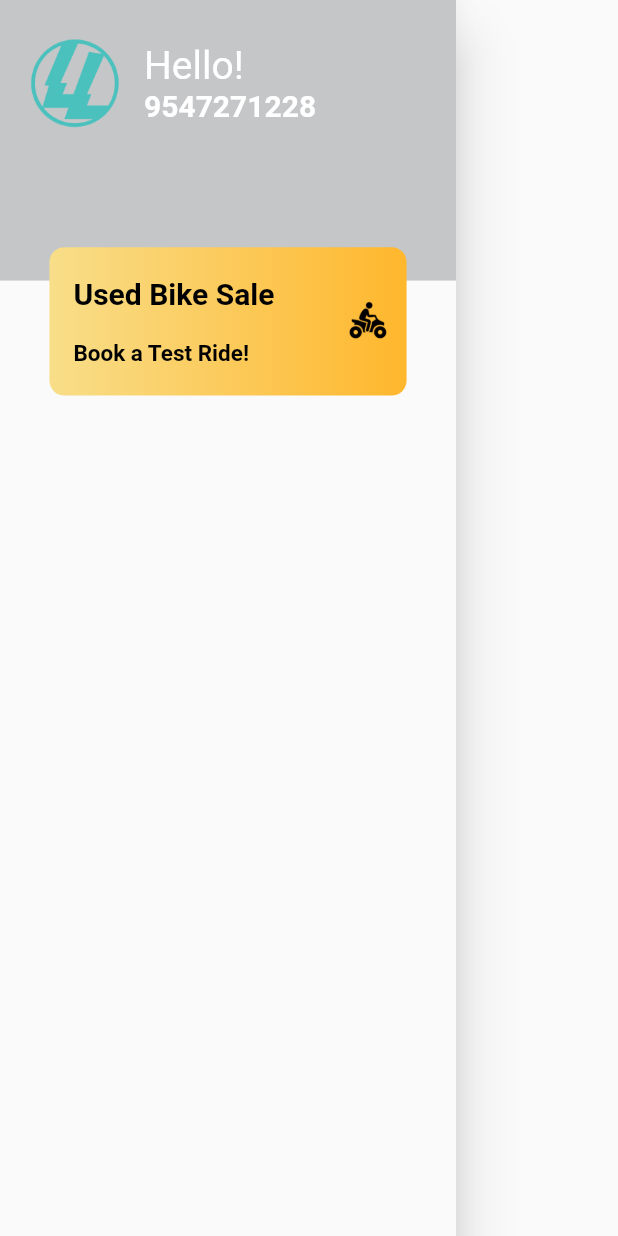
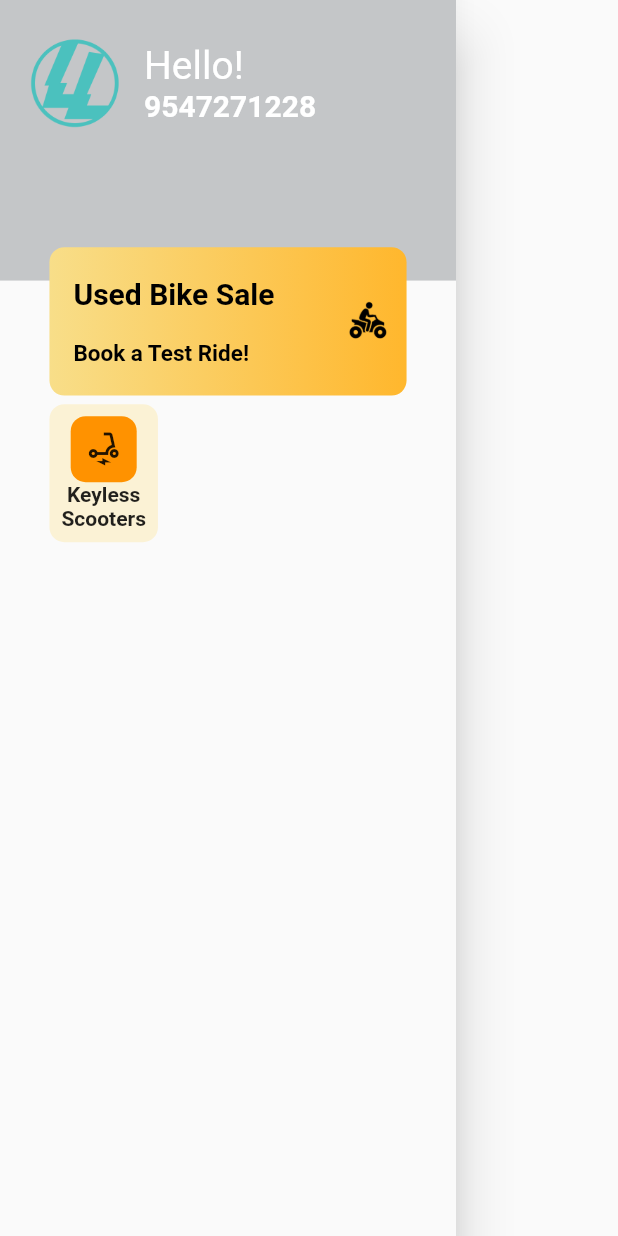
Before and after one commit to prabhunath111/ui_design_micelio, a Flutter app: the MapDrawer widget shown alone on an empty page, opened directly, on a phone screen of 412 x 824 dp. Run offline on Flutter 3.47's test engine with Material 2 defaults, Android fonts, the phone set to English and light mode, and no system bars; our stand-ins replace google_maps_flutter.

Commit message:
working on drawer

```diff
--- a/lib/screens/map/map_drawer.dart
+++ b/lib/screens/map/map_drawer.dart
@@ -1,5 +1,6 @@
 import 'package:flutter/material.dart';
 import 'package:ui_design_demo/screens/map/floating_text_column.dart';
+import 'package:ui_design_demo/screens/map/widgets/ImageTextColumn.dart';
 
 class MapDrawer extends StatefulWidget {
   @override
@@ -50,6 +51,10 @@ class _MapDrawerState extends State<MapDrawer> {
               ),
               decoration: BoxDecoration(color: Color(0xFFC4C6C8)),
             ),
+            SizedBox(
+              height: screenHeight * 0.1
+            ),
+            ImageTextColumn(),
           ],
         ),
         ),
@@ -78,7 +83,7 @@ class _MapDrawerState extends State<MapDrawer> {
               ],
             ),
           ),
-        )
+        ),
       ],
     );
   }
--- /dev/null
+++ b/lib/screens/map/widgets/ImageTextColumn.dart
@@ -0,0 +1,45 @@
+import 'package:flutter/material.dart';
+
+class ImageTextColumn extends StatelessWidget {
+  @override
+  Widget build(BuildContext context) {
+    final screenWidth = MediaQuery.of(context).size.width;
+    final screenHeight = MediaQuery.of(context).size.height;
+    return Container(
+      margin: EdgeInsets.only(left: screenWidth * 0.08, right: screenWidth*0.08),
+      child: Row(
+        mainAxisAlignment: MainAxisAlignment.start,
+        children: [
+          Container(
+            decoration: BoxDecoration(
+              borderRadius: BorderRadius.circular(10.0),
+              color: Color(0xFFFBF2D5)
+            ),
+              child: imageTextColumn(Icon(Icons.electric_scooter), 'Keyless', 'Scooters'),
+          )
+        ],
+      ),
+    );
+  }
+
+  Widget imageTextColumn(Icon icon, text1, text2) {
+    return Padding(
+      padding: const EdgeInsets.all(8.0),
+      child: Column(
+        mainAxisAlignment: MainAxisAlignment.spaceEvenly,
+        children: [
+          Container(
+            padding: EdgeInsets.all(10),
+              child: icon,
+            decoration: BoxDecoration(
+              borderRadius: BorderRadius.circular(10),
+              color: Color(0XFFFF9200)
+            ),
+          ),
+          Text(text1, style: TextStyle(fontWeight: FontWeight.bold),),
+          Text(text2, style: TextStyle(fontWeight: FontWeight.bold),)
+        ],
+      ),
+    );
+  }
+}
```
